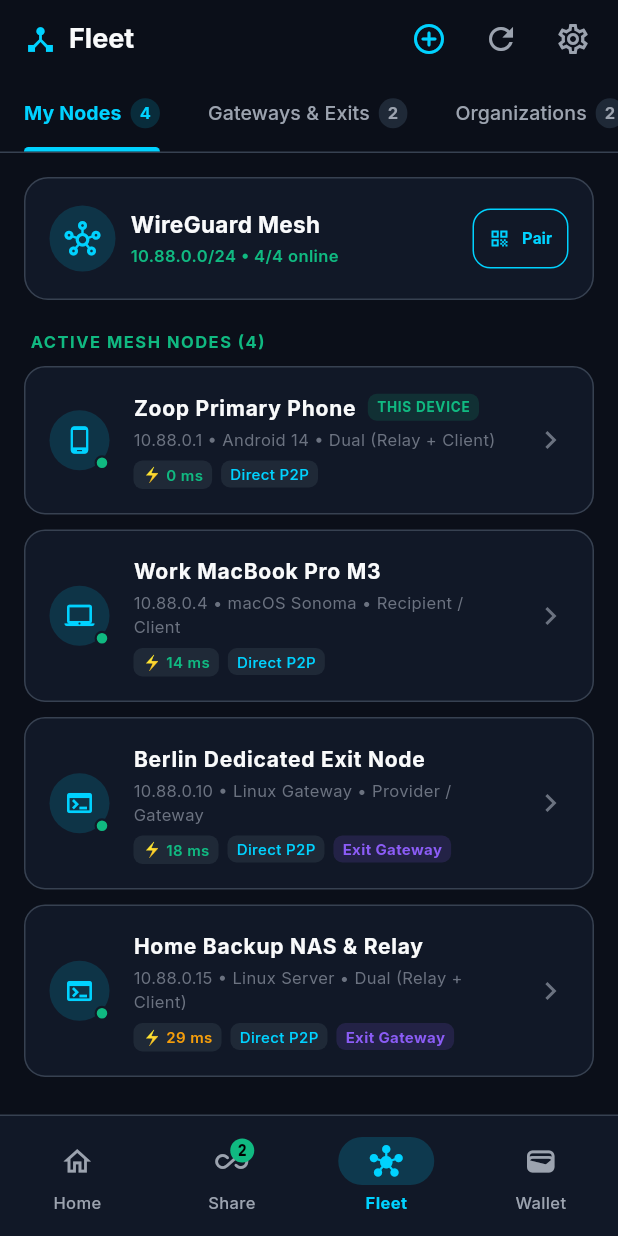
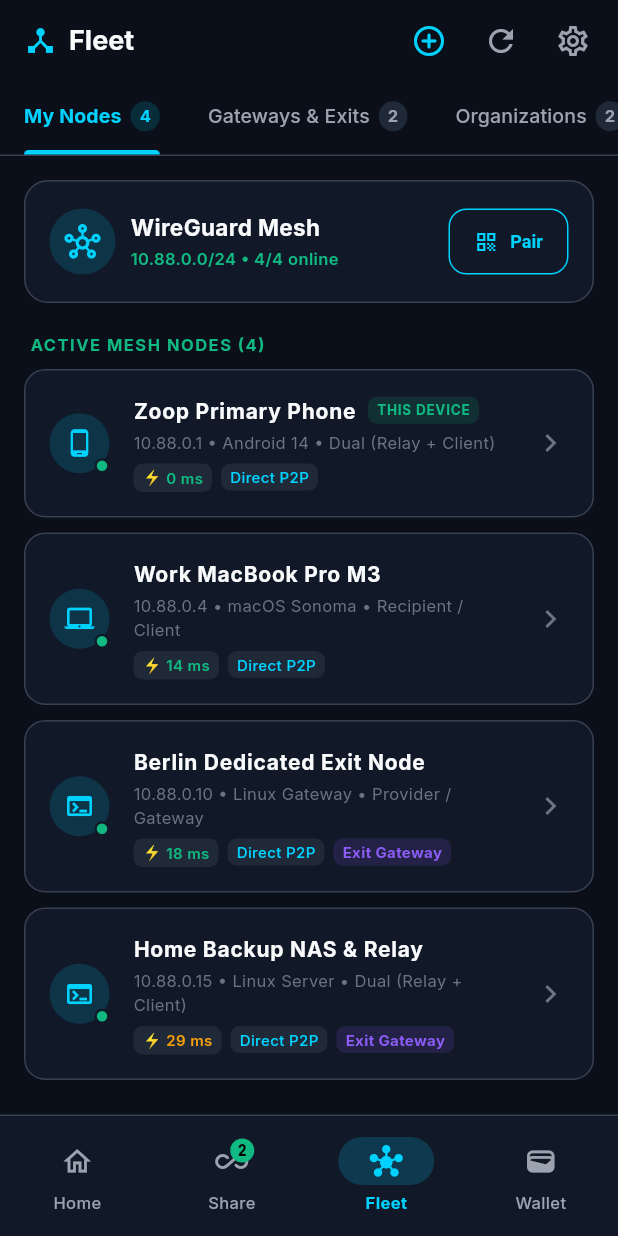
Before and after one commit to zoop-internet/zoopspot, a Flutter app: the FleetScreen screen opened by its route, on a phone screen of 412 x 824 dp. Run offline on Flutter 3.47's test engine with Material 3 defaults, Android fonts, the phone set to English and light mode, and no system bars; our stand-ins replace flutter_riverpod, flutter_secure_storage, go_router, google_fonts; missing offline and left inert: cryptography; accounts and stored records are empty.

Commit message:
refactor(mobile): improve visual hierarchy, touch targets, and semantics across fleet screen tabs

```diff
--- a/mobile/lib/features/fleet/presentation/screens/fleet_screen.dart
+++ b/mobile/lib/features/fleet/presentation/screens/fleet_screen.dart
@@ -134,14 +134,23 @@
           ],
         ),
         actions: [
-          IconButton(
+          Semantics(
+            label: 'Pair new device to fleet',
+            button: true,
+            child: IconButton(
               icon: const Icon(Icons.add_circle_outline_rounded, color: ZoopColors.primaryCyan),
               tooltip: 'Pair Device',
+              constraints: const BoxConstraints(minWidth: 48, minHeight: 48),
               onPressed: () => _showPairingSheet(context),
             ),
-          IconButton(
+          ),
+          Semantics(
+            label: 'Refresh fleet nodes and gateways',
+            button: true,
+            child: IconButton(
               icon: const Icon(Icons.refresh, color: ZoopColors.textSecondary),
               tooltip: 'Refresh',
+              constraints: const BoxConstraints(minWidth: 48, minHeight: 48),
               onPressed: () {
                 ref.read(devicesProvider.notifier).refreshDevices();
                 ScaffoldMessenger.of(context).showSnackBar(
@@ -152,15 +161,21 @@
                 );
               },
             ),
-          IconButton(
+          ),
+          Semantics(
+            label: 'Open network settings',
+            button: true,
+            child: IconButton(
               icon: const Icon(Icons.settings_outlined, color: ZoopColors.textSecondary),
               tooltip: 'Settings',
+              constraints: const BoxConstraints(minWidth: 48, minHeight: 48),
               onPressed: () => context.push('/settings'),
+            ),
           ),
           const SizedBox(width: 6),
         ],
         bottom: PreferredSize(
-          preferredSize: const Size.fromHeight(46),
+          preferredSize: const Size.fromHeight(48),
           child: Container(
             decoration: const BoxDecoration(
               border: Border(
@@ -190,6 +205,8 @@
               ),
               tabs: [
                 Tab(
+                  child: Semantics(
+                    label: 'My Nodes tab, ${devicesState.devices.length} devices enrolled',
                     child: Row(
                       mainAxisSize: MainAxisSize.min,
                       children: [
@@ -213,7 +230,10 @@
                       ],
                     ),
                   ),
+                ),
                 Tab(
+                  child: Semantics(
+                    label: 'Gateways and Exits tab, ${devicesState.gateways.length} gateways configured',
                     child: Row(
                       mainAxisSize: MainAxisSize.min,
                       children: [
@@ -241,7 +261,10 @@
                       ],
                     ),
                   ),
+                ),
                 Tab(
+                  child: Semantics(
+                    label: 'Organizations tab, ${orgsState.organizations.length} organizations joined',
                     child: Row(
                       mainAxisSize: MainAxisSize.min,
                       children: [
@@ -263,6 +286,7 @@
                           ),
                         ),
                       ],
+                    ),
                   ),
                 ),
               ],
@@ -341,15 +365,20 @@
                         ),
                       ),
                       const SizedBox(width: 8),
-                      OutlinedButton.icon(
+                      Semantics(
+                        label: 'Pair new device to WireGuard mesh',
+                        button: true,
+                        child: OutlinedButton.icon(
                           onPressed: () => _showPairingSheet(context),
-                        icon: const Icon(Icons.qr_code, size: 14),
+                          icon: const Icon(Icons.qr_code, size: 16),
                           label: const Text('Pair'),
                           style: OutlinedButton.styleFrom(
-                          padding: const EdgeInsets.symmetric(horizontal: 10, vertical: 6),
+                            minimumSize: const Size(80, 44),
+                            padding: const EdgeInsets.symmetric(horizontal: 12, vertical: 8),
                             side: const BorderSide(color: ZoopColors.primaryCyan),
                             foregroundColor: ZoopColors.primaryCyan,
-                          textStyle: const TextStyle(fontSize: 11, fontWeight: FontWeight.bold),
+                            textStyle: const TextStyle(fontSize: 12, fontWeight: FontWeight.bold),
+                          ),
                         ),
                       ),
                     ],
@@ -374,7 +403,10 @@
                               overflow: TextOverflow.ellipsis,
                             ),
                           ),
-                          GestureDetector(
+                          Semantics(
+                            label: 'Disconnect exit route via ${activeExit.name}',
+                            button: true,
+                            child: InkWell(
                               onTap: () {
                                 ref.read(devicesProvider.notifier).toggleExitNode(activeExit.id);
                                 ScaffoldMessenger.of(context).showSnackBar(
@@ -384,12 +416,17 @@
                                   ),
                                 );
                               },
-                            child: const Text(
+                              borderRadius: BorderRadius.circular(8),
+                              child: const Padding(
+                                padding: EdgeInsets.symmetric(horizontal: 12, vertical: 8),
+                                child: Text(
                                   'Disconnect',
                                   style: TextStyle(
-                                fontSize: 11,
+                                    fontSize: 12,
                                     fontWeight: FontWeight.bold,
                                     color: ZoopColors.accentRose,
+                                  ),
+                                ),
                               ),
                             ),
                           ),
@@ -445,6 +482,13 @@
                       onPressed: () => _showPairingSheet(context),
                       icon: const Icon(Icons.qr_code_scanner),
                       label: const Text('Pair First Device'),
+                      style: ElevatedButton.styleFrom(
+                        backgroundColor: ZoopColors.primaryCyan,
+                        foregroundColor: ZoopColors.background,
+                        minimumSize: const Size(180, 48),
+                        padding: const EdgeInsets.symmetric(horizontal: 20, vertical: 12),
+                        shape: RoundedRectangleBorder(borderRadius: BorderRadius.circular(12)),
+                      ),
                     ),
                   ],
                 ),
@@ -529,15 +573,20 @@
                         ),
                         if (activeExit != null) ...[
                           const SizedBox(height: 10),
-                          OutlinedButton.icon(
+                          Semantics(
+                            label: 'Disconnect exit route',
+                            button: true,
+                            child: OutlinedButton.icon(
                               onPressed: () => notifier.toggleExitNode(activeExit.id),
-                            icon: const Icon(Icons.power_settings_new, size: 14),
+                              icon: const Icon(Icons.power_settings_new, size: 16),
                               label: const Text('Disconnect Exit Route'),
                               style: OutlinedButton.styleFrom(
                                 foregroundColor: ZoopColors.accentRose,
                                 side: const BorderSide(color: ZoopColors.accentRose),
-                              padding: const EdgeInsets.symmetric(horizontal: 12, vertical: 6),
-                              textStyle: const TextStyle(fontSize: 11, fontWeight: FontWeight.bold),
+                                minimumSize: const Size(160, 44),
+                                padding: const EdgeInsets.symmetric(horizontal: 14, vertical: 10),
+                                textStyle: const TextStyle(fontSize: 12, fontWeight: FontWeight.bold),
+                              ),
                             ),
                           ),
                         ],
@@ -678,26 +727,36 @@
                       Row(
                         mainAxisAlignment: MainAxisAlignment.end,
                         children: [
-                          OutlinedButton(
+                          Semantics(
+                            label: 'View details for gateway node ${gw.name}',
+                            button: true,
+                            child: OutlinedButton(
                               onPressed: () => _showDeviceSheet(context, gw),
                               style: OutlinedButton.styleFrom(
                                 foregroundColor: ZoopColors.textSecondary,
                                 side: const BorderSide(color: ZoopColors.surfaceBorder),
-                              padding: const EdgeInsets.symmetric(horizontal: 12, vertical: 8),
-                              textStyle: const TextStyle(fontSize: 11),
+                                minimumSize: const Size(96, 44),
+                                padding: const EdgeInsets.symmetric(horizontal: 14, vertical: 10),
+                                textStyle: const TextStyle(fontSize: 12, fontWeight: FontWeight.w600),
                               ),
                               child: const Text('Node Details'),
                             ),
+                          ),
                           const SizedBox(width: 8),
-                          ElevatedButton.icon(
+                          Semantics(
+                            label: isActive ? 'Exit route is currently active through ${gw.name}. Tap to disconnect' : 'Set ${gw.name} as active exit route',
+                            button: true,
+                            child: ElevatedButton.icon(
                               onPressed: () => notifier.toggleExitNode(gw.id),
-                            icon: Icon(isActive ? Icons.check : Icons.vpn_lock, size: 14),
+                              icon: Icon(isActive ? Icons.check : Icons.vpn_lock, size: 16),
                               label: Text(isActive ? 'Active Exit Node' : 'Use as Exit Node'),
                               style: ElevatedButton.styleFrom(
                                 backgroundColor: isActive ? ZoopColors.accentGreen : ZoopColors.primaryCyan,
                                 foregroundColor: Colors.black,
-                              padding: const EdgeInsets.symmetric(horizontal: 14, vertical: 8),
-                              textStyle: const TextStyle(fontSize: 11, fontWeight: FontWeight.bold),
+                                minimumSize: const Size(140, 44),
+                                padding: const EdgeInsets.symmetric(horizontal: 16, vertical: 10),
+                                textStyle: const TextStyle(fontSize: 12, fontWeight: FontWeight.bold),
+                              ),
                             ),
                           ),
                         ],
@@ -744,10 +803,15 @@
                       ],
                     ),
                   ),
-                  IconButton(
+                  Semantics(
+                    label: 'Deploy Linux or Docker gateway node',
+                    button: true,
+                    child: IconButton(
                       onPressed: () => _showPairingSheet(context),
                       icon: const Icon(Icons.chevron_right, color: ZoopColors.primaryCyan),
+                      constraints: const BoxConstraints(minWidth: 48, minHeight: 48),
                       tooltip: 'Deploy Gateway',
+                    ),
                   ),
                 ],
               ),
@@ -759,7 +823,15 @@
   }
 
   Widget _buildDeviceCard(BuildContext context, FleetDeviceItem dev) {
-    return Container(
+    final statusText = dev.isOnline ? 'online' : 'standby';
+    final identityText = dev.isCurrentDevice ? ', this device' : '';
+    final exitText = dev.isExitNode ? ', exit gateway' : '';
+    final semanticsLabel = '${dev.name}$identityText, $statusText$exitText, IP ${dev.ipAddress}, platform ${dev.platform}, role ${dev.role.label}. Tap to open node details.';
+
+    return Semantics(
+      label: semanticsLabel,
+      button: true,
+      child: Container(
         margin: const EdgeInsets.only(bottom: 10),
         decoration: BoxDecoration(
           color: ZoopColors.surface,
@@ -889,6 +961,7 @@
           ),
           trailing: const Icon(Icons.chevron_right, color: ZoopColors.textMuted),
         ),
+      ),
     );
   }
 
@@ -919,6 +992,8 @@
                 Row(
                   children: [
                     Expanded(
+                      child: Semantics(
+                        label: 'Organization invite code input',
                         child: TextField(
                           controller: _joinCodeController,
                           style: const TextStyle(color: ZoopColors.textPrimary, fontSize: 13),
@@ -939,16 +1014,22 @@
                           ),
                         ),
                       ),
+                    ),
                     const SizedBox(width: 8),
-                    ElevatedButton(
+                    Semantics(
+                      label: 'Join organization with invite code',
+                      button: true,
+                      child: ElevatedButton(
                         onPressed: _handleJoinOrgWithCode,
                         style: ElevatedButton.styleFrom(
                           backgroundColor: ZoopColors.primaryCyan,
                           foregroundColor: Colors.black,
+                          minimumSize: const Size(80, 46),
                           padding: const EdgeInsets.symmetric(horizontal: 16, vertical: 12),
                           shape: RoundedRectangleBorder(borderRadius: BorderRadius.circular(10)),
                         ),
                         child: const Text('Join', style: TextStyle(fontWeight: FontWeight.bold)),
+                      ),
                     ),
                   ],
                 ),
@@ -1006,20 +1087,33 @@
                     Row(
                       mainAxisAlignment: MainAxisAlignment.end,
                       children: [
-                        TextButton(
+                        Semantics(
+                          label: 'Decline invitation to join ${invite.orgName}',
+                          button: true,
+                          child: TextButton(
                             onPressed: () => notifier.declineInvitation(invite.id),
+                            style: TextButton.styleFrom(
+                              minimumSize: const Size(80, 44),
+                              padding: const EdgeInsets.symmetric(horizontal: 14, vertical: 10),
+                            ),
                             child: const Text('Decline', style: TextStyle(color: ZoopColors.textMuted)),
                           ),
+                        ),
                         const SizedBox(width: 8),
-                        ElevatedButton(
+                        Semantics(
+                          label: 'Accept invitation to join ${invite.orgName}',
+                          button: true,
+                          child: ElevatedButton(
                             onPressed: () => notifier.acceptInvitation(invite.id),
                             style: ElevatedButton.styleFrom(
                               backgroundColor: ZoopColors.primaryCyan,
                               foregroundColor: Colors.black,
-                            padding: const EdgeInsets.symmetric(horizontal: 16, vertical: 8),
+                              minimumSize: const Size(120, 44),
+                              padding: const EdgeInsets.symmetric(horizontal: 16, vertical: 10),
                               shape: RoundedRectangleBorder(borderRadius: BorderRadius.circular(10)),
                             ),
                             child: const Text('Accept & Join', style: TextStyle(fontWeight: FontWeight.bold)),
+                          ),
                         ),
                       ],
                     ),
@@ -1061,7 +1155,10 @@
             )
           else
             ...state.organizations.map((org) {
-              return Container(
+              return Semantics(
+                label: '${org.name}, ${org.deviceCount} nodes, role ${org.role.label}. Double tap to view organization details.',
+                button: true,
+                child: Container(
                   margin: const EdgeInsets.only(bottom: 10),
                   decoration: BoxDecoration(
                     color: ZoopColors.surface,
@@ -1085,6 +1182,7 @@
                     ),
                     trailing: const Icon(Icons.chevron_right, color: ZoopColors.textMuted),
                   ),
+                ),
               );
             }),
         ],
```
Lines whose indentation alone changed are shown as unchanged.
